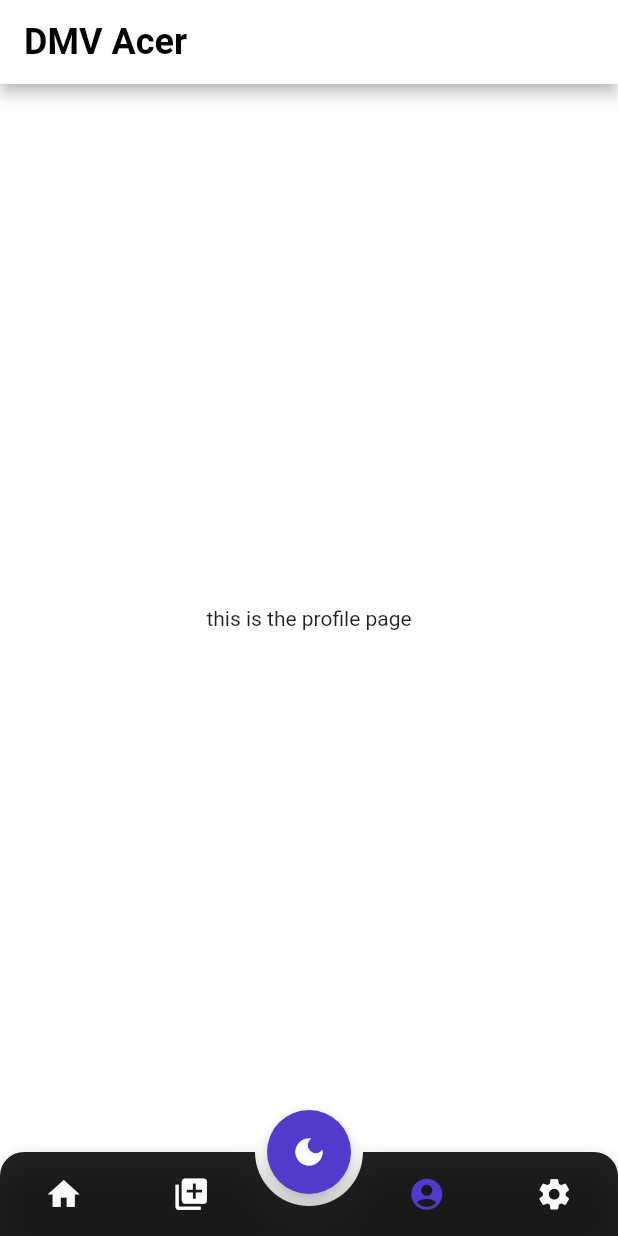
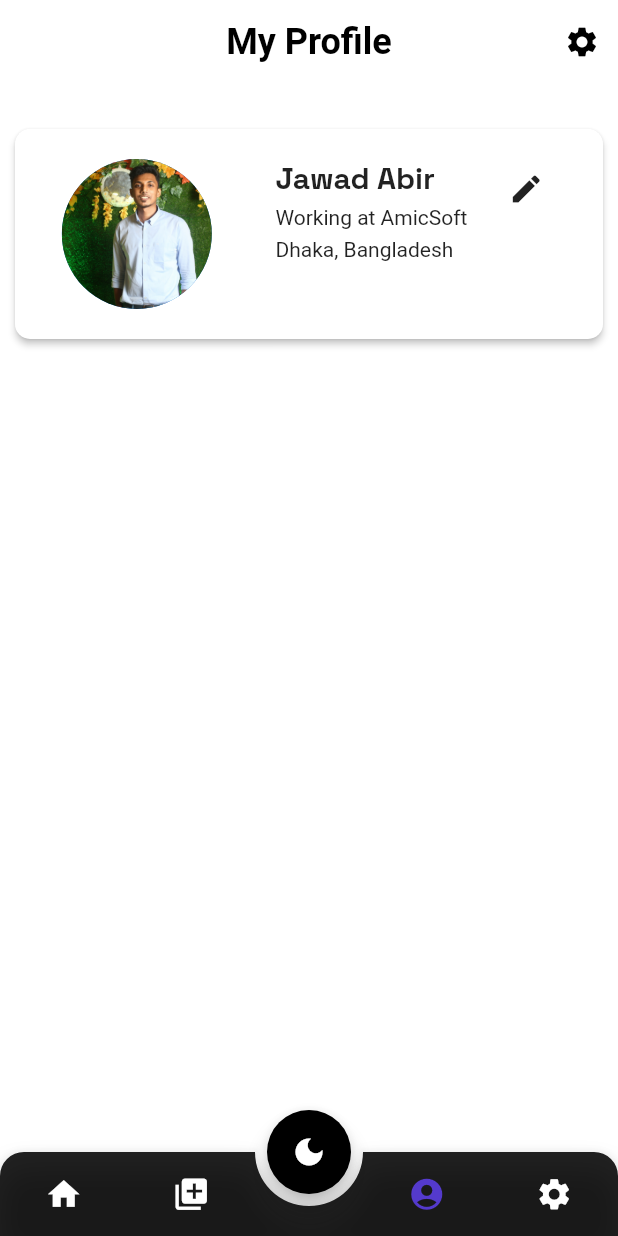
Before and after one commit to MJI-Abir/Drive-TestPal, a Flutter app: the screen it shows after launch, item 3 of the bottom bar chosen, on a phone screen of 412 x 824 dp. Run offline on Flutter 3.47's test engine with Material 2 defaults, Android fonts, the phone set to English and light mode, and no system bars; drawn by our look-alikes of animated_bottom_navigation_bar; our stand-ins replace awesome_snackbar_content, bloc, flutter_bloc, font_awesome_flutter, google_fonts, rflutter_alert and 1 more; Roboto replaces fonts that are missing (Barriecito).

Commit message:
updated profile page ui

```diff
--- a/lib/bottom_nav_bar.dart
+++ b/lib/bottom_nav_bar.dart
@@ -5,7 +5,6 @@ import 'package:drive_test_pal/screens/library/presentation/screens/library_page
 import 'package:drive_test_pal/screens/profile/presentation/screens/profile_page.dart';
 import 'package:drive_test_pal/screens/settings/presentation/screens/settings_page.dart';
 import 'package:flutter/material.dart';
-import 'package:google_fonts/google_fonts.dart';
 
 class BottomNavBar extends StatefulWidget {
   const BottomNavBar({super.key});
@@ -33,17 +32,9 @@ class _BottomNavBarState extends State<BottomNavBar> {
   @override
   Widget build(BuildContext context) {
     return Scaffold(
-      appBar: AppBar(
-        backgroundColor: kAppThemeColor,
-        title: Text(
-          'DMV Acer',
-          style: GoogleFonts.barriecito(
-              fontSize: 24.0, color: Colors.black, fontWeight: FontWeight.w600),
-        ),
-      ),
       floatingActionButton: const FloatingActionButton(
         onPressed: null,
-        backgroundColor: kActiveColor,
+        backgroundColor: Colors.black,
         child: Icon(Icons.dark_mode),
       ),
       floatingActionButtonLocation: FloatingActionButtonLocation.centerDocked,
--- a/lib/core/utils/constants.dart
+++ b/lib/core/utils/constants.dart
@@ -1,4 +1,5 @@
 import 'package:flutter/material.dart';
+import 'package:google_fonts/google_fonts.dart';
 
 const kDefaultElevation = 6.0;
 
@@ -26,6 +27,10 @@ const kSizedBox = SizedBox(
   height: 10,
 );
 
+const kSmallSizedBox = SizedBox(
+  height: 5,
+);
+
 const kLargeButtonTextStyle = TextStyle(
   fontSize: 25.0,
   fontWeight: FontWeight.bold,
@@ -34,6 +39,14 @@ const kLargeButtonTextStyle = TextStyle(
 const kTitleTextStyle = TextStyle(
   fontSize: 20.0,
   fontWeight: FontWeight.bold,
+);
+
+TextStyle kTitleTextStyleGoogle = GoogleFonts.spaceGrotesk(
+  textStyle: const TextStyle(fontSize: 20, fontWeight: FontWeight.bold),
+);
+
+TextStyle kSubtitleTextStyleGoogle = GoogleFonts.aBeeZee(
+  textStyle: const TextStyle(fontSize: 14, fontWeight: FontWeight.w400),
 );
 
 const kQuestionCatTitleStyle = TextStyle(
--- a/lib/core/widgets/quiz_card_scroll_view.dart
+++ b/lib/core/widgets/quiz_card_scroll_view.dart
@@ -8,6 +8,7 @@ import 'package:drive_test_pal/core/widgets/home_quiz_card.dart';
 
 // ignore: must_be_immutable
 class QuizCardScrollView extends StatelessWidget {
+  int j = 1;
   final DifficultyEnum difficulty;
   final List<PracticeQuestion> questions;
   QuizCardScrollView({
@@ -15,7 +16,6 @@ class QuizCardScrollView extends StatelessWidget {
     required this.difficulty,
     required this.questions,
   }) : super(key: key);
-  int j = 1;
 
   @override
   Widget build(BuildContext context) {
--- /dev/null
+++ b/lib/core/widgets/user_card.dart
@@ -0,0 +1,72 @@
+import 'package:drive_test_pal/core/utils/constants.dart';
+import 'package:flutter/material.dart';
+
+// ignore: must_be_immutable
+class UserCard extends StatelessWidget {
+  UserCard({super.key});
+  double profileHeight = 100;
+
+  @override
+  Widget build(BuildContext context) {
+    return Container(
+      margin: const EdgeInsets.only(top: kDefaultPadding * 2),
+      // color: Colors.red,
+      child: Card(
+        margin: const EdgeInsets.all(0),
+        shape: RoundedRectangleBorder(
+          borderRadius: BorderRadius.circular(kBorderRadius),
+        ),
+        elevation: 2,
+        child: Container(
+          padding: const EdgeInsets.all(kDefaultPadding * 2),
+          child: Row(
+            mainAxisAlignment: MainAxisAlignment.spaceEvenly,
+            crossAxisAlignment: CrossAxisAlignment.start,
+            children: [
+              buildProfileImage(),
+              const SizedBox(
+                width: kDefaultPadding * 2,
+              ),
+              buildProfileInfo(),
+              IconButton(
+                alignment: Alignment.topRight,
+                onPressed: () {},
+                icon: const Icon(Icons.edit),
+              ),
+            ],
+          ),
+        ),
+      ),
+    );
+  }
+
+  Column buildProfileInfo() {
+    return Column(
+      mainAxisAlignment: MainAxisAlignment.start,
+      crossAxisAlignment: CrossAxisAlignment.start,
+      children: [
+        Text(
+          'Jawad Abir',
+          style: kTitleTextStyleGoogle,
+        ),
+        kSmallSizedBox,
+        Text(
+          'Working at AmicSoft',
+          style: kSubtitleTextStyleGoogle,
+        ),
+        kSmallSizedBox,
+        Text(
+          'Dhaka, Bangladesh',
+          style: kSubtitleTextStyleGoogle,
+        ),
+      ],
+    );
+  }
+
+  CircleAvatar buildProfileImage() {
+    return CircleAvatar(
+      radius: profileHeight / 2,
+      backgroundImage: const AssetImage('${kImagePath}abir.jpg'),
+    );
+  }
+}
--- a/lib/screens/home/presentation/screens/home.dart
+++ b/lib/screens/home/presentation/screens/home.dart
@@ -10,6 +10,7 @@ import 'package:flutter/material.dart';
 import 'package:flutter_bloc/flutter_bloc.dart';
 
 import 'package:drive_test_pal/core/utils/constants.dart';
+import 'package:google_fonts/google_fonts.dart';
 
 final HomeBloc homeBloc = HomeBloc();
 
@@ -54,7 +55,18 @@ class _HomeState extends State<Home> {
               child: CircularProgressIndicator(),
             );
           case HomeLoadingSuccessState:
-            return SingleChildScrollView(
+            return Scaffold(
+              appBar: AppBar(
+                backgroundColor: kAppThemeColor,
+                title: Text(
+                  'DMV Acer',
+                  style: GoogleFonts.barriecito(
+                      fontSize: 24.0,
+                      color: Colors.black,
+                      fontWeight: FontWeight.w600),
+                ),
+              ),
+              body: SingleChildScrollView(
                 physics: const AlwaysScrollableScrollPhysics(),
                 child: Column(
                   crossAxisAlignment: CrossAxisAlignment.start,
@@ -85,6 +97,7 @@ class _HomeState extends State<Home> {
                     ),
                   ],
                 ),
+              ),
             );
           default:
             return const SizedBox();
--- a/lib/screens/profile/presentation/screens/profile_page.dart
+++ b/lib/screens/profile/presentation/screens/profile_page.dart
@@ -1,4 +1,7 @@
+import 'package:drive_test_pal/core/utils/constants.dart';
+import 'package:drive_test_pal/core/widgets/user_card.dart';
 import 'package:flutter/material.dart';
+import 'package:google_fonts/google_fonts.dart';
 
 class ProfilePage extends StatefulWidget {
   const ProfilePage({super.key});
@@ -10,8 +13,39 @@ class ProfilePage extends StatefulWidget {
 class _ProfilePageState extends State<ProfilePage> {
   @override
   Widget build(BuildContext context) {
-    return const Center(
-      child: Text('this is the profile page'),
+    return Scaffold(
+      appBar: AppBar(
+        centerTitle: true,
+        backgroundColor: kAppThemeColor,
+        elevation: 0,
+        title: Text(
+          'My Profile',
+          style: GoogleFonts.aBeeZee(
+            textStyle: const TextStyle(
+              color: Colors.black,
+              fontSize: 24,
+              fontWeight: FontWeight.bold,
+            ),
+          ),
+        ),
+        actions: [
+          IconButton(
+            onPressed: () {},
+            icon:const Icon(
+              Icons.settings,
+              color: Colors.black,
+            ),
+          ),
+        ],
+      ),
+      body: Padding(
+        padding: const EdgeInsets.all(kDefaultPadding),
+        child: Column(
+          children: [
+            UserCard(),
+          ],
+        ),
+      ),
     );
   }
 }
```
Also changed, not shown: assets/images/abir.jpg (added). Lines whose indentation alone changed are shown as unchanged.
